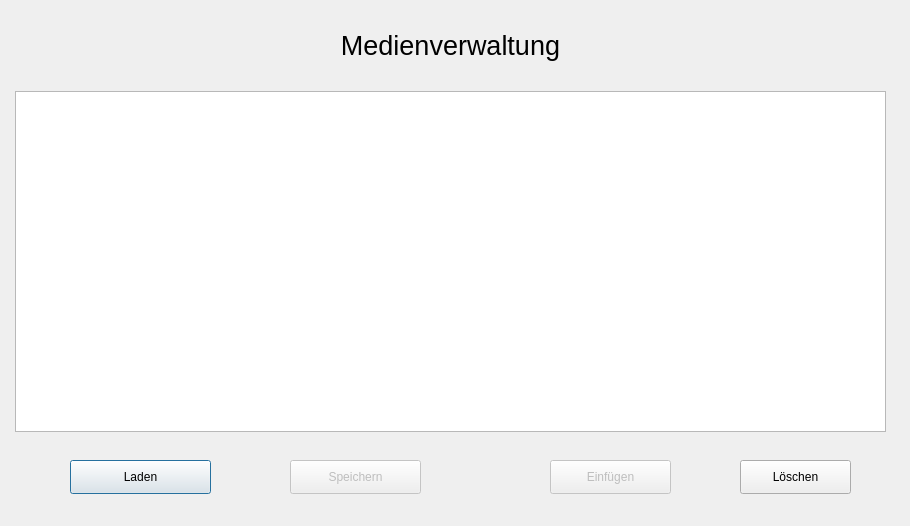
Before: the Qt Designer form Qt/Tabelle/tabelle.ui in p-will/P2Beleg, drawn with Qt 5.
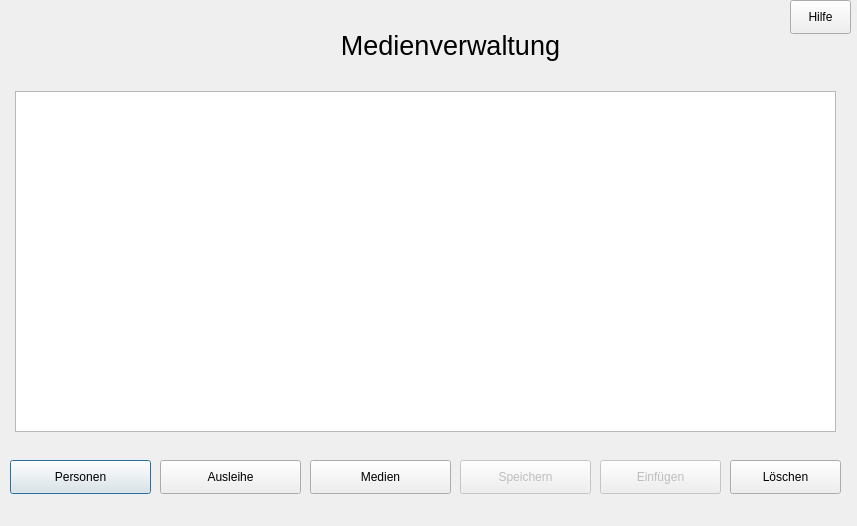
After: the same form once the commit is applied.

```diff
--- a/Qt/Tabelle/tabelle.ui
+++ b/Qt/Tabelle/tabelle.ui
@@ -6,7 +6,7 @@
    <rect>
     <x>0</x>
     <y>0</y>
-    <width>910</width>
+    <width>857</width>
     <height>526</height>
    </rect>
   </property>
@@ -39,7 +39,7 @@
     <rect>
      <x>15</x>
      <y>91</y>
-     <width>871</width>
+     <width>821</width>
      <height>341</height>
     </rect>
    </property>
@@ -47,14 +47,14 @@
   <widget class="QPushButton" name="reloadButton">
    <property name="geometry">
     <rect>
-     <x>70</x>
+     <x>10</x>
      <y>460</y>
      <width>141</width>
      <height>34</height>
     </rect>
    </property>
    <property name="text">
-    <string>Laden</string>
+    <string>Personen</string>
    </property>
   </widget>
   <widget class="QPushButton" name="saveButton">
@@ -63,7 +63,7 @@
    </property>
    <property name="geometry">
     <rect>
-     <x>290</x>
+     <x>460</x>
      <y>460</y>
      <width>131</width>
      <height>34</height>
@@ -79,7 +79,7 @@
    </property>
    <property name="geometry">
     <rect>
-     <x>550</x>
+     <x>600</x>
      <y>460</y>
      <width>121</width>
      <height>34</height>
@@ -95,7 +95,7 @@
    </property>
    <property name="geometry">
     <rect>
-     <x>740</x>
+     <x>730</x>
      <y>460</y>
      <width>111</width>
      <height>34</height>
@@ -105,6 +105,45 @@
     <string>Löschen</string>
    </property>
   </widget>
+  <widget class="QPushButton" name="load_media">
+   <property name="geometry">
+    <rect>
+     <x>310</x>
+     <y>460</y>
+     <width>141</width>
+     <height>34</height>
+    </rect>
+   </property>
+   <property name="text">
+    <string>Medien</string>
+   </property>
+  </widget>
+  <widget class="QPushButton" name="load_ausleihe">
+   <property name="geometry">
+    <rect>
+     <x>160</x>
+     <y>460</y>
+     <width>141</width>
+     <height>34</height>
+    </rect>
+   </property>
+   <property name="text">
+    <string>Ausleihe</string>
+   </property>
+  </widget>
+  <widget class="QPushButton" name="helpButton">
+   <property name="geometry">
+    <rect>
+     <x>790</x>
+     <y>0</y>
+     <width>61</width>
+     <height>34</height>
+    </rect>
+   </property>
+   <property name="text">
+    <string>Hilfe</string>
+   </property>
+  </widget>
  </widget>
  <layoutdefault spacing="6" margin="11"/>
  <resources/>
```
Left out of the diff: 2 changed lines with no effect on the pictures.
